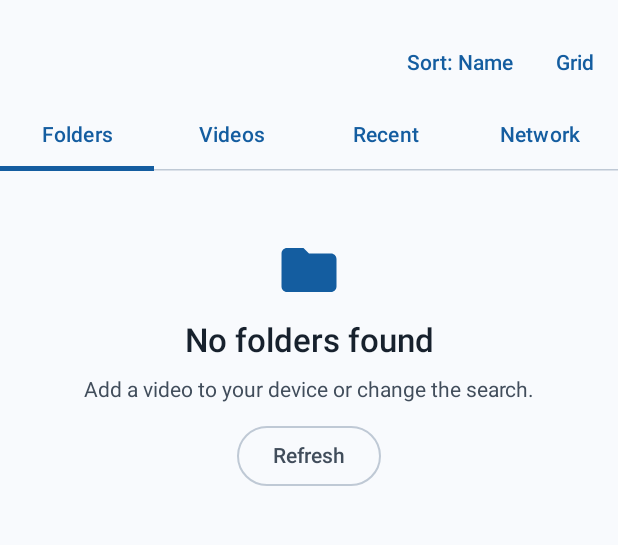
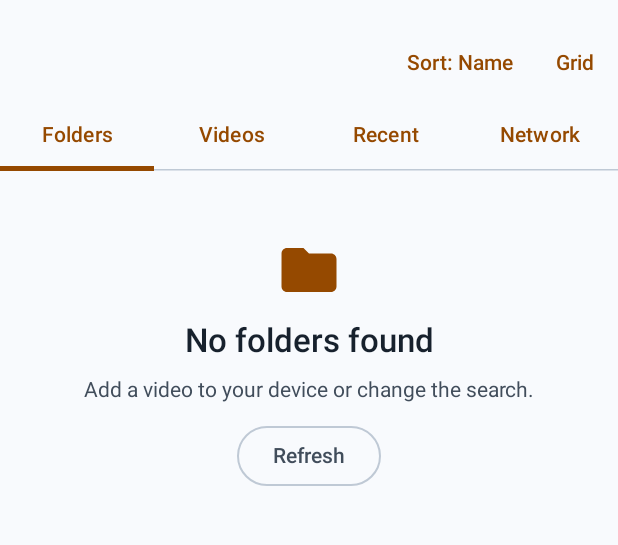
Before and after one commit to wwwnayaksiba9591-lgtm/VXPlayer, an Android app built with Jetpack Compose: the screen it shows after launch (MainActivity), on a phone screen of 412 x 824 dp, the part 69-614 px from its top. Run offline under Robolectric (Android 15) with nearby library versions, the phone set to English and light mode, and no system bars; our stand-ins replace Room's generated code; pictures from the network do not load.

Commit message:
Fix Settings adaptive icon crash and safely parse preferences with local crash reports

```diff
--- a/app/src/main/AndroidManifest.xml
+++ b/app/src/main/AndroidManifest.xml
@@ -11,7 +11,7 @@
     <uses-permission android:name="android.permission.WRITE_EXTERNAL_STORAGE" android:maxSdkVersion="28" />
     <uses-permission android:name="android.permission.READ_MEDIA_VISUAL_USER_SELECTED" />
     <uses-permission android:name="android.permission.READ_EXTERNAL_STORAGE" android:maxSdkVersion="32" />
-    <application android:label="@string/app_name" android:icon="@mipmap/ic_launcher" android:roundIcon="@mipmap/ic_launcher"
+    <application android:name=".diagnostics.VXApplication" android:label="@string/app_name" android:icon="@mipmap/ic_launcher" android:roundIcon="@mipmap/ic_launcher"
         android:allowBackup="false"
         android:theme="@android:style/Theme.Material.NoActionBar" android:supportsRtl="true" android:usesCleartextTraffic="true"
         android:fullBackupContent="@xml/backup_rules" android:dataExtractionRules="@xml/data_extraction_rules">
--- a/app/src/main/java/com/vxplayer/MainActivity.kt
+++ b/app/src/main/java/com/vxplayer/MainActivity.kt
@@ -142,7 +142,9 @@ class MainActivity : ComponentActivity() {
                 }
             }
             val destination by navigation.currentBackStackEntryAsState()
+            SideEffect { com.vxplayer.diagnostics.LocalCrashReports.route(destination?.destination?.route ?: "library") }
             VXTheme(settings, playerMode = destination?.destination?.route?.startsWith("player") == true) {
+                com.vxplayer.diagnostics.StartupCrashNotice()
                 NavHost(navigation, startDestination = "library", enterTransition = { fadeIn(tween(180)) },
                     exitTransition = { fadeOut(tween(140)) }, popEnterTransition = { fadeIn(tween(180)) }, popExitTransition = { fadeOut(tween(140)) }) {
                     composable("library") {
--- /dev/null
+++ b/app/src/main/java/com/vxplayer/diagnostics/CrashReportUi.kt
@@ -0,0 +1,51 @@
+package com.vxplayer.diagnostics
+
+import android.content.ClipData
+import android.content.ClipboardManager
+import android.content.Context
+import androidx.compose.foundation.layout.heightIn
+import androidx.compose.foundation.rememberScrollState
+import androidx.compose.foundation.verticalScroll
+import androidx.compose.material3.*
+import androidx.compose.runtime.*
+import androidx.compose.ui.Modifier
+import androidx.compose.ui.platform.LocalContext
+import androidx.compose.ui.unit.dp
+import kotlinx.coroutines.Dispatchers
+import kotlinx.coroutines.launch
+import kotlinx.coroutines.withContext
+
+@Composable
+fun CrashReportDialog(report: String, title: String = "Last crash report", dismiss: () -> Unit) {
+    val context = LocalContext.current
+    AlertDialog(onDismissRequest = dismiss, title = { Text(title) },
+        text = { Text(report, Modifier.heightIn(max = 420.dp).verticalScroll(rememberScrollState())) },
+        confirmButton = { TextButton(onClick = { (context.getSystemService(Context.CLIPBOARD_SERVICE) as? ClipboardManager)?.setPrimaryClip(ClipData.newPlainText("VXPlayer crash report",report)) }) { Text("Copy report") } },
+        dismissButton = { TextButton(onClick = dismiss) { Text("Dismiss") } })
+}
+
+@Composable
+fun StartupCrashNotice() {
+    val context = LocalContext.current
+    var report by remember { mutableStateOf<Pair<String,String>?>(null) }
+    val scope = rememberCoroutineScope()
+    LaunchedEffect(Unit) {
+        report = withContext(Dispatchers.IO) {
+            val latest = LocalCrashReports.latest(context)
+            latest?.takeUnless { context.getSharedPreferences("crash-report",0).all["ack"] == it.first }
+        }
+    }
+    report?.let { item -> CrashReportDialog(item.second,"VXPlayer closed unexpectedly last time") {
+        report = null
+        scope.launch(Dispatchers.IO) { context.getSharedPreferences("crash-report",0).edit().putString("ack",item.first).apply() }
+    } }
+}
+
+@Composable
+fun LastCrashButton() {
+    val context = LocalContext.current
+    val scope = rememberCoroutineScope()
+    var text by remember { mutableStateOf<String?>(null) }
+    TextButton(onClick = { scope.launch { text = withContext(Dispatchers.IO) { LocalCrashReports.latest(context)?.second ?: "No crash report saved." } } }) { Text("Last crash report") }
+    text?.let { CrashReportDialog(it) { text = null } }
+}
--- /dev/null
+++ b/app/src/main/java/com/vxplayer/diagnostics/LocalCrashReports.kt
@@ -0,0 +1,48 @@
+package com.vxplayer.diagnostics
+
+import android.app.Application
+import android.content.Context
+import android.os.Build
+import android.os.StrictMode
+import com.vxplayer.BuildConfig
+import java.io.File
+import java.util.concurrent.atomic.AtomicBoolean
+
+fun sanitizeCrashText(text: String): String = text
+    .replace(Regex("(?i)(?:https?://|content://|file://)[^\\s]+"), "[redacted]")
+    .replace(Regex("(?i)(?:[A-Z]:[\\\\/]|/(?:storage|sdcard|data|home|Users)/)[^\\r\\n]+"), "[path redacted]")
+    .replace(Regex("(?i)(?:token|password|authorization|cookie|api[_-]?key)\\s*[:=]\\s*[^\\s]+"), "[secret redacted]")
+    .replace(Regex("[A-Za-z0-9._%+-]+@[A-Za-z0-9.-]+\\.[A-Za-z]{2,}"), "[email redacted]").take(96_000)
+
+class VXApplication : Application() {
+    override fun onCreate() {
+        super.onCreate()
+        LocalCrashReports.install(this)
+        if (BuildConfig.DEBUG) {
+            StrictMode.setThreadPolicy(StrictMode.ThreadPolicy.Builder().detectDiskReads().detectDiskWrites().detectNetwork().penaltyLog().build())
+        }
+    }
+}
+
+object LocalCrashReports {
+    @Volatile var lastRoute: String = "startup"
+        private set
+    fun route(template: String) { lastRoute = template.substringBefore('?').takeIf { it in setOf("library","settings","player","private","web","music") } ?: "other" }
+    private val handling = AtomicBoolean(false)
+    fun install(context: Context) {
+        val app = context.applicationContext
+        val previous = Thread.getDefaultUncaughtExceptionHandler()
+        Thread.setDefaultUncaughtExceptionHandler { thread, error ->
+            if (handling.compareAndSet(false,true)) runCatching {
+                val directory = File(app.filesDir,"crashes").apply { mkdirs() }
+                val report = "VXPlayer ${BuildConfig.VERSION_NAME} (${BuildConfig.VERSION_CODE})\nAndroid ${Build.VERSION.RELEASE} / API ${Build.VERSION.SDK_INT}\nDevice ${Build.MANUFACTURER} ${Build.MODEL}\nThread ${sanitizeCrashText(thread.name)} (${thread.id})\nScreen $lastRoute\n\n${sanitizeCrashText(error.stackTraceToString())}"
+                File(directory,"crash-${System.currentTimeMillis()}.txt").writeText(report)
+                directory.listFiles()?.filter { it.name.matches(Regex("crash-[0-9]+\\.txt")) }?.sortedByDescending { it.name }?.drop(3)?.forEach { it.delete() }
+            }
+            if (previous != null) previous.uncaughtException(thread,error) else { android.os.Process.killProcess(android.os.Process.myPid()); kotlin.system.exitProcess(10) }
+        }
+    }
+    fun latest(context: Context): Pair<String,String>? = runCatching {
+        File(context.filesDir,"crashes").listFiles()?.filter { it.name.matches(Regex("crash-[0-9]+\\.txt")) }?.maxByOrNull { it.name }?.let { it.name to it.readText().take(100_000) }
+    }.getOrNull()
+}
--- a/app/src/main/java/com/vxplayer/settings/AboutCard.kt
+++ b/app/src/main/java/com/vxplayer/settings/AboutCard.kt
@@ -19,12 +19,12 @@ import com.vxplayer.R
 
 @Composable
 fun AboutCard() {
-    val flag = remember { if (Paint().hasGlyph("🇮🇳")) "🇮🇳" else "(IN)" }
+    val flag = remember { if (runCatching { Paint().hasGlyph("🇮🇳") }.getOrDefault(false)) "🇮🇳" else "(IN)" }
     val accent = MaterialTheme.colorScheme.primary
     Card(Modifier.fillMaxWidth()) {
         Column(Modifier.fillMaxWidth().padding(24.dp), horizontalAlignment = Alignment.CenterHorizontally,
             verticalArrangement = Arrangement.spacedBy(10.dp)) {
-            Image(painterResource(R.mipmap.ic_launcher), "VXPlayer app icon", Modifier.size(56.dp))
+            Image(painterResource(R.drawable.ic_launcher_foreground), "VXPlayer app icon", Modifier.size(56.dp))
             Text(stringResource(R.string.app_name), style = MaterialTheme.typography.titleLarge)
             Text("Version ${BuildConfig.VERSION_NAME} (${BuildConfig.VERSION_CODE})", style = MaterialTheme.typography.bodySmall,
                 color = MaterialTheme.colorScheme.onSurfaceVariant, textAlign = TextAlign.Center)
@@ -36,6 +36,7 @@ fun AboutCard() {
             Text(stringResource(R.string.privacy_line), style = MaterialTheme.typography.bodySmall, textAlign = TextAlign.Center)
             Text(stringResource(R.string.streaming_privacy_detail), style = MaterialTheme.typography.labelSmall,
                 color = MaterialTheme.colorScheme.onSurfaceVariant, textAlign = TextAlign.Center)
+            com.vxplayer.diagnostics.LastCrashButton()
         }
     }
 }
--- a/app/src/main/java/com/vxplayer/settings/AppSettings.kt
+++ b/app/src/main/java/com/vxplayer/settings/AppSettings.kt
@@ -9,15 +9,12 @@ import kotlinx.coroutines.flow.asStateFlow
 data class PlaybackDefaults(val speed: Float = 1f, val autoNext: Boolean = true, val aspect: Int = 0,
     val orientation: String = "Auto", val theme: String = "System", val dynamicColor: Boolean = false,
     val allowBoost: Boolean = true, val maxBoost: Int = 200, val rememberBoost: Boolean = false, val rememberEnhance: Boolean = true,
-    val seekSensitivity: SeekSensitivity = SeekSensitivity.Medium, val playbackMode: PlaybackMode = PlaybackMode.Off)
+    val seekSensitivity: SeekSensitivity = SeekSensitivity.Medium, val playbackMode: PlaybackMode = PlaybackMode.Off,
+    val accent: String = "Orange")
 
 class AppSettings private constructor(context: Context) {
     private val prefs = context.applicationContext.getSharedPreferences("vxplayer", 0)
-    private fun read() = PlaybackDefaults(prefs.getFloat("defaultSpeed", 1f), prefs.getBoolean("autoNext", true),
-        prefs.getInt("defaultAspect", 0).coerceIn(0, 3), prefs.getString("defaultOrientation", "Auto") ?: "Auto", prefs.getString("theme", "System") ?: "System", prefs.getBoolean("dynamicColor", false),
-        prefs.getBoolean("allowBoost", true), if (prefs.getInt("maxBoost", 200) == 150) 150 else 200, prefs.getBoolean("rememberBoost", false), prefs.getBoolean("rememberEnhance", true),
-        runCatching { SeekSensitivity.valueOf(prefs.getString("seekSensitivity", "Medium")!!) }.getOrDefault(SeekSensitivity.Medium),
-        runCatching { PlaybackMode.valueOf(prefs.getString("playbackMode", "Off")!!) }.getOrDefault(PlaybackMode.Off))
+    private fun read() = SettingsParser.parse(runCatching { prefs.all }.getOrDefault(emptyMap<String,Any>()))
     private val mutable = MutableStateFlow(read())
     val state = mutable.asStateFlow()
     fun reload() { mutable.value = read() }
@@ -27,7 +24,7 @@ class AppSettings private constructor(context: Context) {
             .putString("defaultOrientation", value.orientation).putString("theme", value.theme).putBoolean("dynamicColor", value.dynamicColor)
             .putBoolean("allowBoost", value.allowBoost).putInt("maxBoost", value.maxBoost).putBoolean("rememberBoost", value.rememberBoost)
             .putBoolean("rememberEnhance", value.rememberEnhance).putString("seekSensitivity", value.seekSensitivity.name)
-            .putString("playbackMode", value.playbackMode.name).apply()
+            .putString("playbackMode", value.playbackMode.name).putString("accent", value.accent).apply()
         mutable.value = value
     }
     companion object {
--- a/app/src/main/java/com/vxplayer/settings/BackupCodec.kt
+++ b/app/src/main/java/com/vxplayer/settings/BackupCodec.kt
@@ -22,6 +22,7 @@ object BackupCodec {
         "subtitleColor" to Int.MIN_VALUE..Int.MAX_VALUE, "subtitleBackground" to Int.MIN_VALUE..Int.MAX_VALUE)
     private val choices = mapOf("theme" to setOf("System", "Light", "Dark"),
         "seekSensitivity" to setOf("Low", "Medium", "High"),
+        "accent" to setOf("Orange", "Blue", "Teal", "Green", "Purple"),
         "playbackMode" to setOf("Off", "RepeatOne", "RepeatFolder", "Shuffle"),
         "defaultOrientation" to setOf("Auto", "System", "Portrait", "Landscape"),
         "sort" to setOf("Name", "Date", "Size", "Duration"),
--- /dev/null
+++ b/app/src/main/java/com/vxplayer/settings/SettingsParser.kt
@@ -0,0 +1,23 @@
+package com.vxplayer.settings
+
+import com.vxplayer.player.PlaybackMode
+import com.vxplayer.player.SeekSensitivity
+
+object SettingsParser {
+    fun text(raw: Any?, default: String) = (raw as? String) ?: default
+    fun boolean(raw: Any?, default: Boolean) = when (raw) { is Boolean -> raw; "true" -> true; "false" -> false; else -> default }
+    fun number(raw: Any?, default: Float): Float = ((raw as? Number)?.toFloat() ?: (raw as? String)?.toFloatOrNull())?.takeIf { it.isFinite() } ?: default
+    fun integer(raw: Any?, default: Int): Int = number(raw, default.toFloat()).let { if (it % 1f == 0f && it >= Int.MIN_VALUE && it < Int.MAX_VALUE.toFloat()) it.toInt() else default }
+    fun choice(raw: Any?, choices: List<String>, default: String) = choices.firstOrNull { it.equals(raw as? String, true) } ?: default
+    inline fun <reified T : Enum<T>> enum(raw: Any?, default: T): T = enumValues<T>().firstOrNull { it.name.equals(raw as? String, true) } ?: default
+    fun parse(values: Map<String, *>): PlaybackDefaults = PlaybackDefaults(
+        speed = number(values["defaultSpeed"], 1f).takeIf { it in listOf(.5f,.75f,1f,1.25f,1.5f,2f) } ?: 1f,
+        autoNext = boolean(values["autoNext"], true), aspect = integer(values["defaultAspect"], 0).takeIf { it in 0..3 } ?: 0,
+        orientation = choice(values["defaultOrientation"], listOf("Auto","System","Portrait","Landscape"), "Auto"),
+        theme = choice(values["theme"], listOf("System","Light","Dark"), "System"),
+        dynamicColor = boolean(values["dynamicColor"], false), allowBoost = boolean(values["allowBoost"], true),
+        maxBoost = integer(values["maxBoost"],200).takeIf { it in listOf(150,200) } ?: 200,
+        rememberBoost = boolean(values["rememberBoost"],false), rememberEnhance = boolean(values["rememberEnhance"],true),
+        seekSensitivity = enum(values["seekSensitivity"],SeekSensitivity.Medium), playbackMode = enum(values["playbackMode"],PlaybackMode.Off),
+        accent = choice(values["accent"], listOf("Orange","Blue","Teal","Green","Purple"), "Orange"))
+}
--- a/app/src/main/java/com/vxplayer/settings/VXTheme.kt
+++ b/app/src/main/java/com/vxplayer/settings/VXTheme.kt
@@ -58,11 +58,19 @@ fun VXTheme(settings: PlaybackDefaults, playerMode: Boolean = false, content: @C
             isAppearanceLightNavigationBars = !dark
         } }
     }
-    val colors = when {
+    val baseColors = when {
         playerMode -> VXDarkColors
         settings.dynamicColor && Build.VERSION.SDK_INT >= 31 -> if (dark) dynamicDarkColorScheme(context) else dynamicLightColorScheme(context)
         dark -> VXDarkColors
         else -> VXLightColors
     }
+    val tone = when (settings.accent) {
+        "Blue" -> if (dark) Color(0xFFA6CFFF) else Color(0xFF145DA0)
+        "Teal" -> if (dark) Color(0xFF80D5CB) else Color(0xFF006B62)
+        "Green" -> if (dark) Color(0xFFA6D5A2) else Color(0xFF326B35)
+        "Purple" -> if (dark) Color(0xFFD6BAFF) else Color(0xFF7041A0)
+        else -> if (dark) Color(0xFFFFB787) else Color(0xFF954900)
+    }
+    val colors = if (settings.dynamicColor && Build.VERSION.SDK_INT >= 31) baseColors else baseColors.copy(primary = tone, onPrimary = if (dark) Color.Black else Color.White, surfaceTint = tone)
     MaterialTheme(colorScheme = colors, typography = VXTypography, shapes = VXShapes, content = content)
 }
```
Also changed, not shown: app/src/main/java/com/vxplayer/player/VideoEnhancer.kt (+7 -3 lines), app/src/main/java/com/vxplayer/settings/SettingsScreen.kt (+6 -5 lines), 1 other file.
